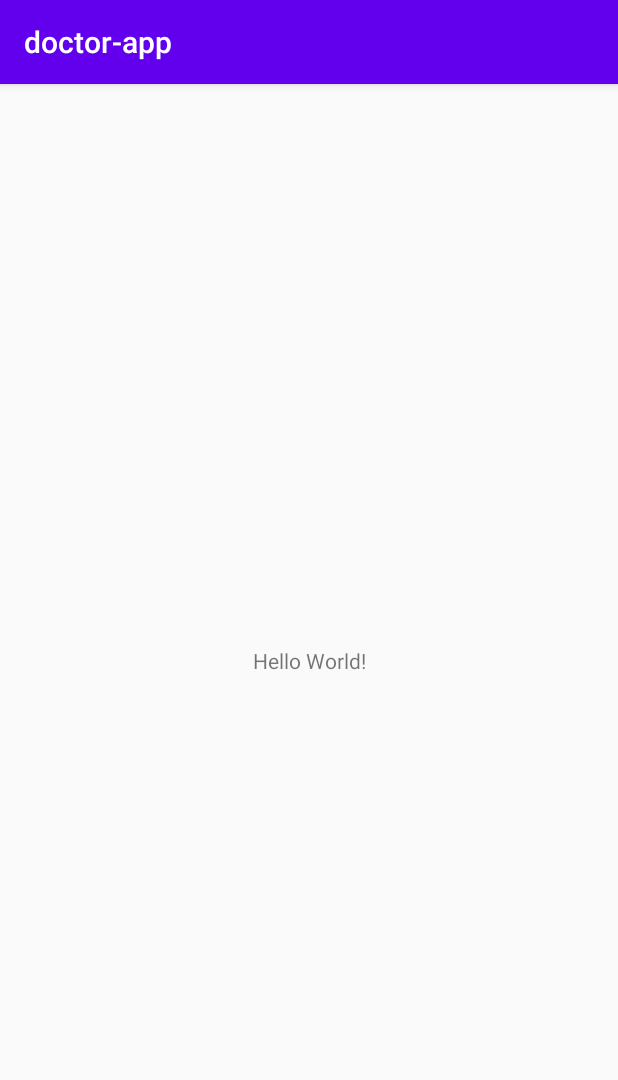
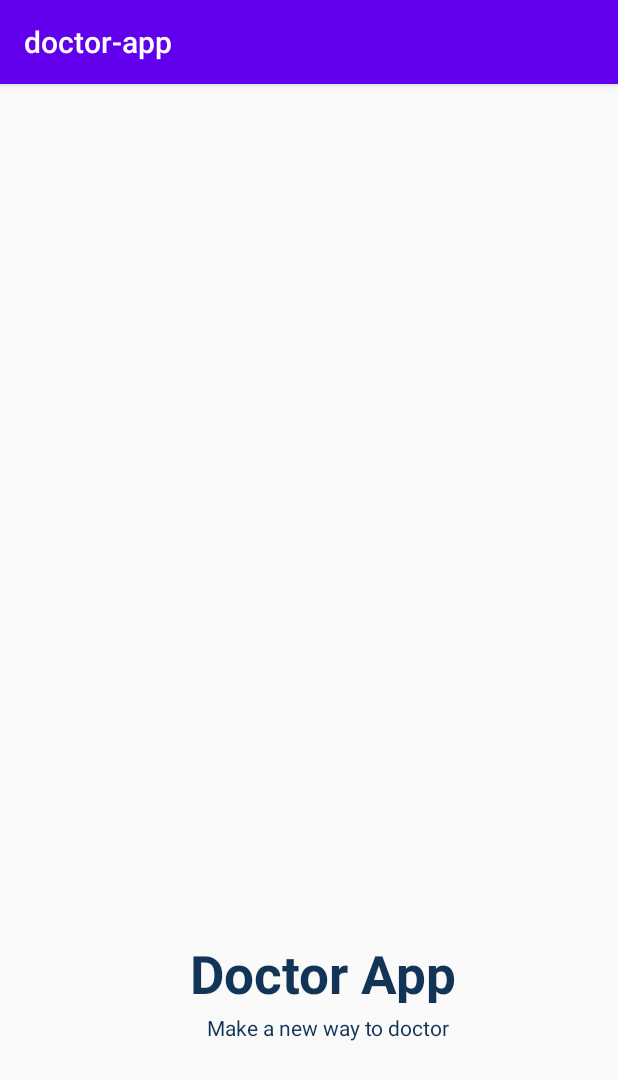
Before and after one commit to atulanand26/doctor-app, an Android app: the screen it shows after launch (MainActivity), on a phone screen of 412 x 824 dp. Shown: the top 1080 px of the screen. Run offline under Robolectric (Android 15) with nearby library versions, the phone set to English and light mode, and no system bars.

Commit message:
text view has been added

```diff
--- a/doctorapp/app/src/main/res/layout/activity_main.xml
+++ b/doctorapp/app/src/main/res/layout/activity_main.xml
@@ -5,14 +5,33 @@
     android:layout_width="match_parent"
     android:layout_height="match_parent"
     tools:context=".MainActivity">
+ <TextView
+        android:id="@+id/textView"
+        android:layout_width="203dp"
+        android:layout_height="54dp"
+        android:padding="5dp"
+        android:paddingLeft="10dp"
+        android:text="Doctor App"
+        android:textColor="#123456"
+        android:textSize="35dp"
+        android:textStyle="bold"
+        app:layout_constraintBottom_toBottomOf="parent"
+        app:layout_constraintEnd_toEndOf="parent"
+        app:layout_constraintHorizontal_bias="0.58"
+        app:layout_constraintStart_toStartOf="parent"
+        app:layout_constraintTop_toTopOf="parent"
+        app:layout_constraintVertical_bias="0.79" />
 
     <TextView
+        android:id="@+id/textView17"
         android:layout_width="wrap_content"
         android:layout_height="wrap_content"
-        android:text="Hello World!"
+        android:layout_marginEnd="112dp"
+        android:text="Make a new way to doctor"
+        android:textColor="#123456"
         app:layout_constraintBottom_toBottomOf="parent"
-        app:layout_constraintLeft_toLeftOf="parent"
-        app:layout_constraintRight_toRightOf="parent"
-        app:layout_constraintTop_toTopOf="parent" />
+        app:layout_constraintEnd_toEndOf="parent"
+        app:layout_constraintTop_toTopOf="parent"
+        app:layout_constraintVertical_bias="0.827" />
 
 </androidx.constraintlayout.widget.ConstraintLayout>
```
